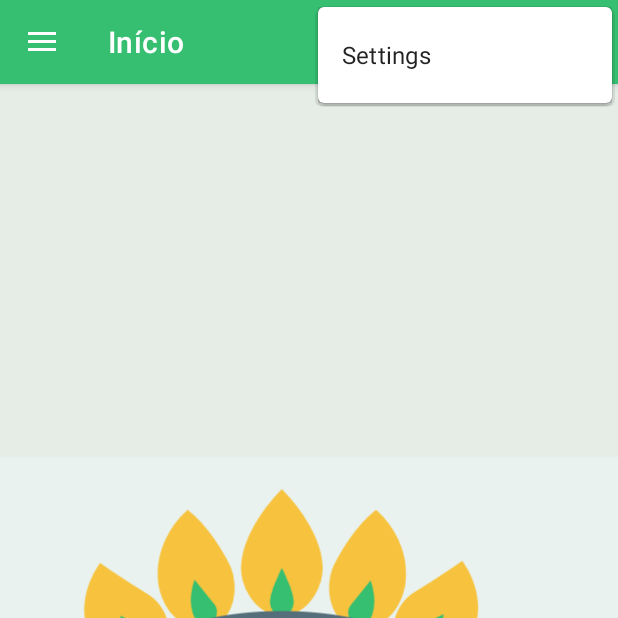
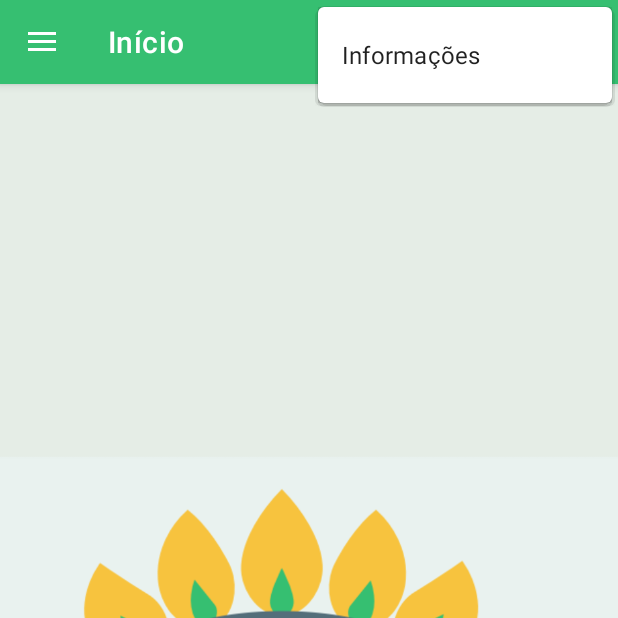
Before and after one commit to thatycosta/secondchallengepw3, an Android app: the screen it shows after launch (MainActivity), with the options menu open, on a phone screen of 412 x 824 dp, the top half of it. Run offline under Robolectric (Android 15) with nearby library versions, the phone set to English and light mode, and no system bars; our stand-ins replace navigation-ui.

Commit message:
Added Type of Payment and Card Number to Recycler View

```diff
--- a/app/src/main/java/com/example/butanogas/MainActivity.java
+++ b/app/src/main/java/com/example/butanogas/MainActivity.java
@@ -1,13 +1,17 @@
 package com.example.butanogas;
 
+import android.content.DialogInterface;
 import android.os.Bundle;
+import android.view.MenuItem;
 import android.view.View;
 import android.view.Menu;
+import android.widget.Toast;
 
 import com.google.android.material.floatingactionbutton.FloatingActionButton;
 import com.google.android.material.snackbar.Snackbar;
 import com.google.android.material.navigation.NavigationView;
 
+import androidx.appcompat.app.AlertDialog;
 import androidx.navigation.NavController;
 import androidx.navigation.Navigation;
 import androidx.navigation.ui.AppBarConfiguration;
@@ -39,7 +43,7 @@ public class MainActivity extends AppCompatActivity {
         // Passing each menu ID as a set of Ids because each
         // menu should be considered as top level destinations.
         mAppBarConfiguration = new AppBarConfiguration.Builder(
-                R.id.nav_home, R.id.nav_gallery, R.id.action_nav_add_to_nav_list)
+                R.id.nav_home, R.id.action_nav_add_to_nav_list)
                 .setDrawerLayout(drawer)
                 .build();
         NavController navController = Navigation.findNavController(this, R.id.nav_host_fragment);
@@ -60,4 +64,5 @@ public class MainActivity extends AppCompatActivity {
         return NavigationUI.navigateUp(navController, mAppBarConfiguration)
                 || super.onSupportNavigateUp();
     }
+
 }
--- a/app/src/main/res/layout/adapter_card.xml
+++ b/app/src/main/res/layout/adapter_card.xml
@@ -34,6 +34,12 @@
             android:text="Tipo do Pagamento" />
 
         <TextView
+            android:id="@+id/textCardNumber"
+            android:layout_width="match_parent"
+            android:layout_height="wrap_content"
+            android:text="Número do Cartão" />
+
+        <TextView
             android:id="@+id/textViewTotalPrice"
             android:layout_width="match_parent"
             android:layout_height="wrap_content"
--- a/app/src/main/res/menu/main.xml
+++ b/app/src/main/res/menu/main.xml
@@ -4,6 +4,7 @@
     <item
         android:id="@+id/action_settings"
         android:orderInCategory="100"
-        android:title="@string/action_settings"
+        android:title="Informações"
         app:showAsAction="never" />
+
 </menu>
--- a/app/src/main/res/navigation/mobile_navigation.xml
+++ b/app/src/main/res/navigation/mobile_navigation.xml
@@ -10,12 +10,6 @@
         android:name="com.example.butanogas.ui.home.HomeFragment"
         android:label="@string/menu_home"
         tools:layout="@layout/fragment_home" />
-
-    <fragment
-        android:id="@+id/nav_gallery"
-        android:name="com.example.butanogas.ui.gallery.GalleryFragment"
-        android:label="@string/menu_gallery"
-        tools:layout="@layout/fragment_gallery" />
 
     <fragment
         android:id="@+id/nav_addAddress"
```
Also changed, not shown: app/src/main/java/com/example/butanogas/adapter/Adapter.java (+11 -4 lines), app/src/main/java/com/example/butanogas/fragments/AddOrderFragment.java (+14 -9 lines).
